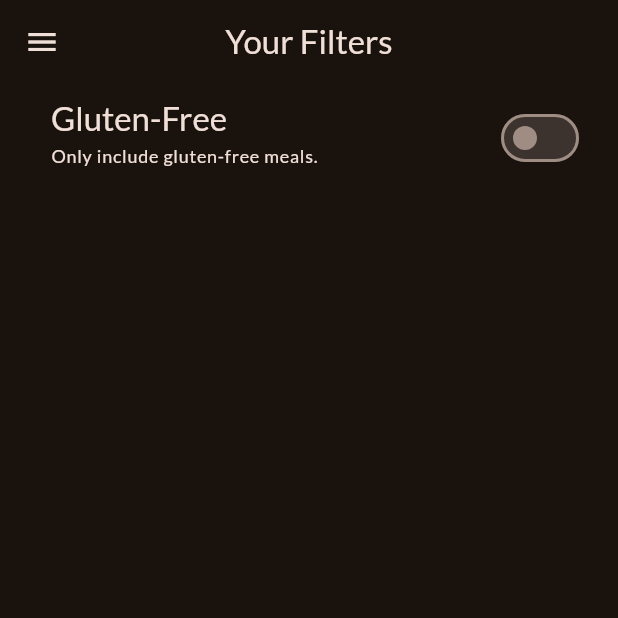
After one commit to eacardenase/flutter-favorite-meals, a Flutter app: the FiltersScreen screen opened directly, on a phone screen of 412 x 824 dp, the top half of it. The commit adds this screen. Run offline on Flutter 3.47's test engine with Material 3 defaults, Android fonts, the phone set to English and light mode, and no system bars; our stand-ins replace google_fonts, transparent_image.

Commit message:
feat: push and replace tab screen with filters screen

```diff
--- /dev/null
+++ b/lib/screens/filters_screen.dart
@@ -0,0 +1,66 @@
+import 'package:flutter/material.dart';
+
+import 'package:favorite_meals/screens/tabs_screen.dart';
+import 'package:favorite_meals/widgets/main_drawer.dart';
+
+class FiltersScreen extends StatefulWidget {
+  const FiltersScreen({
+    super.key,
+  });
+
+  @override
+  State<FiltersScreen> createState() => _FiltersScreenState();
+}
+
+class _FiltersScreenState extends State<FiltersScreen> {
+  var _glutenFreeFilterSet = false;
+
+  @override
+  Widget build(BuildContext context) {
+    return Scaffold(
+      appBar: AppBar(
+        centerTitle: true,
+        title: const Text('Your Filters'),
+      ),
+      drawer: MainDrawer(
+        onSelectScreen: (identifier) {
+          Navigator.of(context).pop();
+
+          if (identifier == ScreenIdentifier.meals) {
+            Navigator.of(context).pushReplacement(
+              MaterialPageRoute(
+                builder: (context) => const TabsScreen(),
+              ),
+            );
+          }
+        },
+      ),
+      body: Column(
+        children: [
+          SwitchListTile(
+            value: _glutenFreeFilterSet,
+            onChanged: (newValue) {
+              setState(() {
+                _glutenFreeFilterSet = newValue;
+              });
+            },
+            title: Text(
+              'Gluten-Free',
+              style: Theme.of(context).textTheme.titleLarge!.copyWith(
+                    color: Theme.of(context).colorScheme.onBackground,
+                  ),
+            ),
+            subtitle: Text(
+              'Only include gluten-free meals.',
+              style: Theme.of(context).textTheme.labelMedium!.copyWith(
+                    color: Theme.of(context).colorScheme.onBackground,
+                  ),
+            ),
+            activeColor: Theme.of(context).colorScheme.tertiary,
+            contentPadding: const EdgeInsets.only(left: 34, right: 22),
+          ),
+        ],
+      ),
+    );
+  }
+}
```
Also changed, not shown: lib/screens/tabs_screen.dart (+18 -1 lines), lib/widgets/main_drawer.dart (+14 -3 lines), 1 other file.
